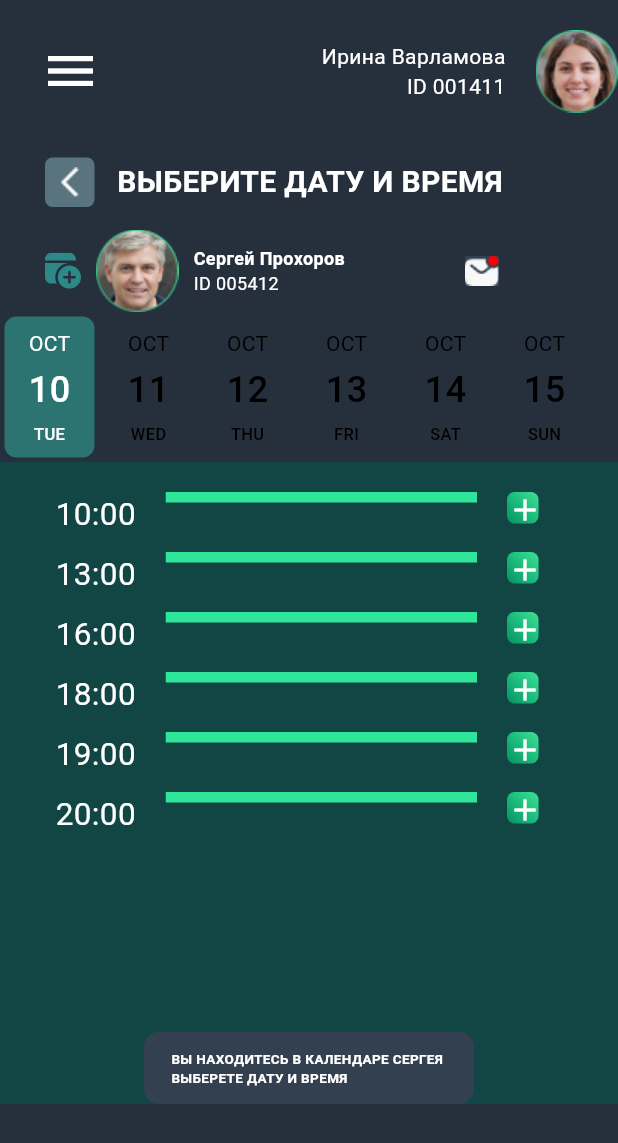
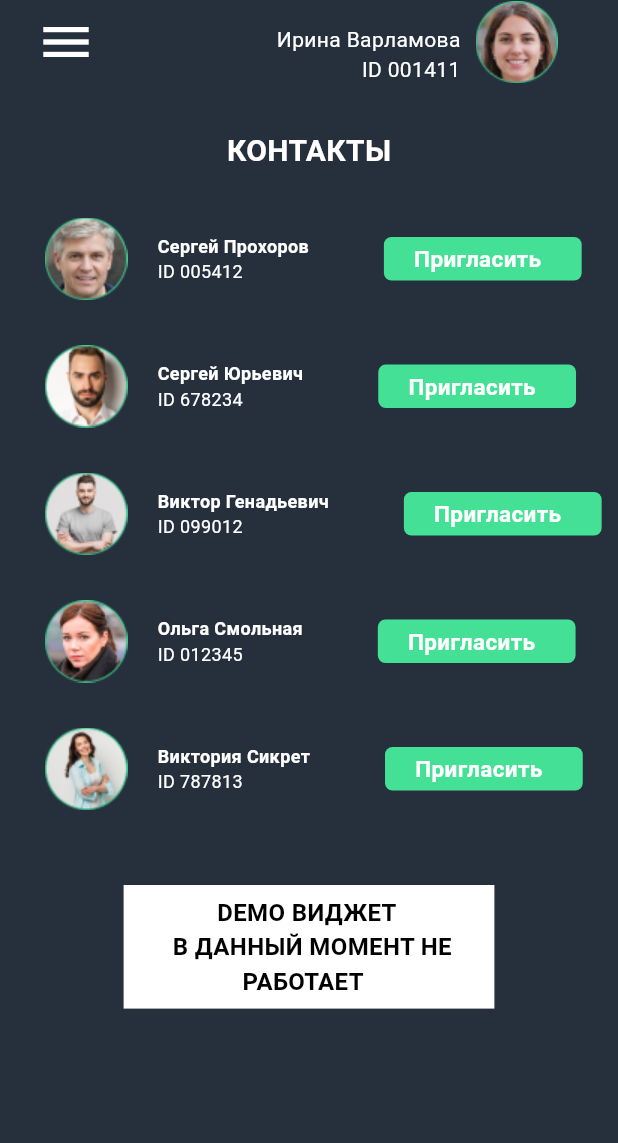
Before and after one commit to AichurokIbraimova/Calendar, a Flutter app: the screen it shows after launch, on a phone screen of 412 x 824 dp. Shown: the top 1143 px of the screen. Run offline on Flutter 3.47's test engine with Material 2 defaults, Android fonts, the phone set to English and light mode, and no system bars; drawn by our look-alikes of date_picker_timeline; our stand-ins replace flutter_svg.

```diff
--- a/lib/constants/app_colors.dart
+++ b/lib/constants/app_colors.dart
@@ -12,4 +12,6 @@ class AppColors {
   static const white = Colors.white;
     static const container =  Color(0xffA9B1B9);
     static const container1= Color(0xff59747e);
+    static Color izmenit = const Color.fromRGBO(68, 224, 150, 1);
+    static Color red = const Color.fromRGBO(193, 53, 53, 1);
 }
--- a/lib/constants/app_text_styles.dart
+++ b/lib/constants/app_text_styles.dart
@@ -2,24 +2,33 @@ import 'package:flutter/material.dart';
 import 'package:login_page/constants/app_colors.dart';
 
 class AppTextStyles {
-  static const  TextStyle voiti = TextStyle(
-      fontSize: 14, fontWeight: FontWeight.w500,color: AppColors.black);
+  static const TextStyle voiti = TextStyle(
+      fontSize: 14, fontWeight: FontWeight.w500, color: AppColors.black);
 
   static const TextStyle or = TextStyle(
-     fontSize: 10, fontWeight: FontWeight.w700, color: AppColors.white);
-static const TextStyle labelStyle = TextStyle(
+      fontSize: 10, fontWeight: FontWeight.w700, color: AppColors.white);
+  static const TextStyle labelStyle = TextStyle(
       fontSize: 10, fontWeight: FontWeight.w700, color: AppColors.white);
 
   static const TextStyle priglasheniya = TextStyle(
       fontSize: 20, fontWeight: FontWeight.w700, color: AppColors.white);
   static const TextStyle activPrig = TextStyle(
       fontSize: 12, fontWeight: FontWeight.w700, color: AppColors.white);
-static const TextStyle id = TextStyle(
+  static const TextStyle id = TextStyle(
       fontSize: 12, fontWeight: FontWeight.w400, color: AppColors.white);
   static const TextStyle time = TextStyle(
       fontSize: 21, fontWeight: FontWeight.w400, color: AppColors.white);
   static const TextStyle otpravit = TextStyle(
       fontSize: 12, fontWeight: FontWeight.w700, color: AppColors.black);
 
-
+  static const TextStyle id1 = TextStyle(
+      fontSize: 18, fontWeight: FontWeight.w400, color: AppColors.white);
+  static const TextStyle izmenit = TextStyle(
+      fontSize: 15, fontWeight: FontWeight.w700, color: AppColors.white);
+  static const TextStyle name = TextStyle(
+      fontSize: 15, fontWeight: FontWeight.w400, color: AppColors.white);
+  static TextStyle red = const TextStyle(
+      fontSize: 15, fontWeight: FontWeight.w700, color: AppColors.white);
+       static TextStyle demo = const TextStyle(
+      fontSize: 16, fontWeight: FontWeight.w700, color: AppColors.black);
 }
--- a/lib/main.dart
+++ b/lib/main.dart
@@ -1,7 +1,6 @@
 import 'package:flutter/material.dart';
-import 'package:login_page/ui/pages/alert_dialog_page.dart';
-import 'package:login_page/ui/pages/invite_page.dart';
-import 'package:login_page/ui/pages/select_date_and_time_page.dart';
+
+import 'package:login_page/ui/pages/invite_demo_page.dart';
 
 
 void main() {
@@ -20,7 +19,7 @@ class MyApp extends StatelessWidget {
         colorScheme: ColorScheme.fromSeed(seedColor: Colors.deepPurple),
         useMaterial3: true,
       ),
-      home:  SelectDatePage(),
+      home: const InviteDemoPage(),
     );
   }
 }
--- a/lib/ui/pages/alert_dialog_page.dart
+++ b/lib/ui/pages/alert_dialog_page.dart
@@ -3,7 +3,7 @@ import 'package:login_page/constants/app_colors.dart';
 import 'package:login_page/widgets/custom_button.dart';
 
 class AlertDialogPage extends StatefulWidget {
-  AlertDialogPage({super.key});
+  const AlertDialogPage({super.key});
 
   @override
   State<AlertDialogPage> createState() => _AlertDialogPageState();
@@ -76,10 +76,10 @@ bool isSelected1 = false;
                                         borderRadius: BorderRadius.circular(10),
                                         color: const Color(0xff475e7a))),
                               ),
-                              Container(
+                              const SizedBox(
                                 width: 19.547170639038086,
                                 height: 19.547170639038086,
-                                child: const Icon(
+                                child: Icon(
                                   Icons.close,
                                   color: Colors.white,
                                   size: 35,
--- /dev/null
+++ b/lib/ui/pages/invite_demo_page.dart
@@ -0,0 +1,168 @@
+import 'package:flutter/material.dart';
+import 'package:login_page/constants/app_colors.dart';
+import 'package:login_page/constants/app_text_styles.dart';
+import 'package:login_page/ui/pages/personal_page.dart';
+
+class InviteDemoPage extends StatelessWidget {
+  const InviteDemoPage({super.key});
+
+  @override
+  Widget build(BuildContext context) {
+    return Scaffold(
+      backgroundColor: AppColors.backgroundPageColor,
+      appBar: AppBar(
+        backgroundColor: AppColors.backgroundPageColor,
+        title: IconButton(
+            onPressed: () {},
+            icon: const Icon(
+              Icons.menu,
+              size: 40,
+              color: AppColors.white,
+            )),
+        actions: [
+          const Padding(
+            padding: EdgeInsets.only(right: 10),
+            child: Column(
+              mainAxisAlignment: MainAxisAlignment.end,
+              crossAxisAlignment: CrossAxisAlignment.end,
+              children: [
+                Text(
+                  'Ирина Варламова',
+                  style: TextStyle(
+                    color: AppColors.white,
+                  ),
+                ),
+                Text(
+                  'ID 001411',
+                  style: TextStyle(
+                    color: AppColors.white,
+                  ),
+                ),
+              ],
+            ),
+          ),
+          Padding(
+            padding: const EdgeInsets.only(right: 40),
+            child: Image.asset('assets/image.png'),
+          ),
+        ],
+      ),
+      body: Column(
+        children: [
+          const SizedBox(
+            height: 30,
+          ),
+          const Center(
+            child: Text(
+              'КОНТАКТЫ',
+              style: AppTextStyles.priglasheniya,
+            ),
+          ),
+          const SizedBox(
+            height: 30,
+          ),
+          ImageButton(
+            image: Image.asset('assets/image2.png'),
+            text: 'Сергей Прохоров',
+            text1: 'ID 005412',
+          ),
+          const SizedBox(
+            height: 30,
+          ),
+          ImageButton(
+            image: Image.asset('assets/sergey.png'),
+            text: 'Сергей Юрьевич',
+            text1: 'ID 678234',
+          ),
+          const SizedBox(
+            height: 30,
+          ),
+          ImageButton(
+            image: Image.asset('assets/victor.png'),
+            text: 'Виктор Генадьевич',
+            text1: 'ID 099012',
+          ),
+          const SizedBox(
+            height: 30,
+          ),
+          ImageButton(
+            image: Image.asset('assets/olga.png'),
+            text: 'Ольга Смольная',
+            text1: 'ID 012345',
+          ),
+          const SizedBox(
+            height: 30,
+          ),
+          ImageButton(
+            image: Image.asset('assets/victoriya.png'),
+            text: 'Виктория Сикрет',
+            text1: 'ID 787813',
+          ),
+          const SizedBox(
+            height: 50,
+          ),
+          Container(
+            width: MediaQuery.of(context).size.width * 0.6,
+            height: MediaQuery.of(context).size.height * 0.1,
+            decoration: const BoxDecoration(
+              color: AppColors.white,
+            ),
+            child: Center(
+              child: Text(
+                '        DEMO ВИДЖЕТ\n В ДАННЫЙ МОМЕНТ НЕ\n            РАБОТАЕТ',
+                style: AppTextStyles.demo,
+              ),
+            ),
+          )
+        ],
+      ),
+    );
+  }
+}
+
+class ImageButton extends StatelessWidget {
+  const ImageButton({
+    super.key,
+    required this.image,
+    required this.text,
+    required this.text1,
+  });
+  final Image image;
+  final String text;
+  final String text1;
+
+  @override
+  Widget build(BuildContext context) {
+    return Row(
+      children: [
+        Padding(
+          padding: const EdgeInsets.only(left: 30),
+          child: image,
+        ),
+        const SizedBox(
+          width: 20,
+        ),
+        Padding(
+          padding: const EdgeInsets.only(right: 40),
+          child: Column(
+            mainAxisAlignment: MainAxisAlignment.start,
+            crossAxisAlignment: CrossAxisAlignment.start,
+            children: [
+              Text(text, style: AppTextStyles.activPrig),
+              Text(text1, style: AppTextStyles.id)
+            ],
+          ),
+        ),
+        SizedBox(width: 10),
+        ContPriglasit(
+          text: 'Пригласить',
+          height: MediaQuery.of(context).size.height * 0.035,
+          width: MediaQuery.of(context).size.height * 0.16,
+        ),
+        const SizedBox(
+          height: 20,
+        ),
+      ],
+    );
+  }
+}
--- a/lib/ui/pages/select_date_and_time_page.dart
+++ b/lib/ui/pages/select_date_and_time_page.dart
@@ -152,6 +152,7 @@ class _SelectDatePageState extends State<SelectDatePage> {
                       )
                     ]),
                   ),
+                  // ignore: prefer_const_constructors
                   DatePicker(monthTextStyle: TextStyle(color: Colors.black),
                     height: 100,
                     DateTime.now(),
```
Also changed, not shown: lib/ui/pages/personal_page.dart (added, +210 -0 lines), assets/irina.png (added), assets/olga.png (added), assets/sergey.png (added), assets/victor.png (added), assets/victoriya.png (added).
